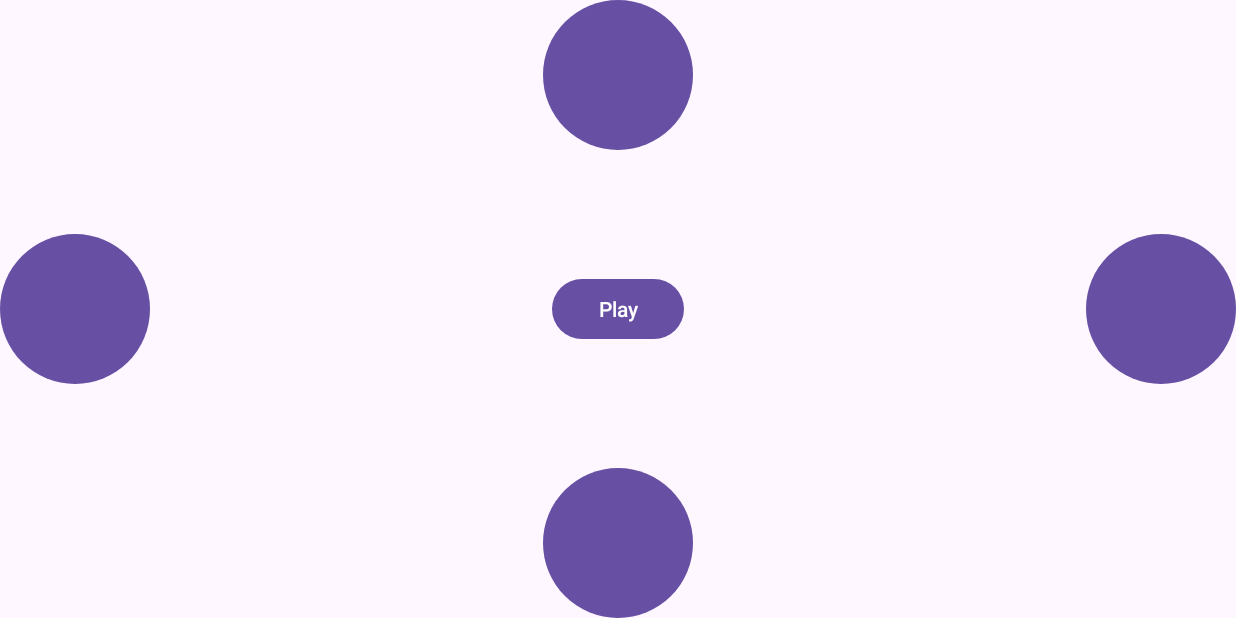
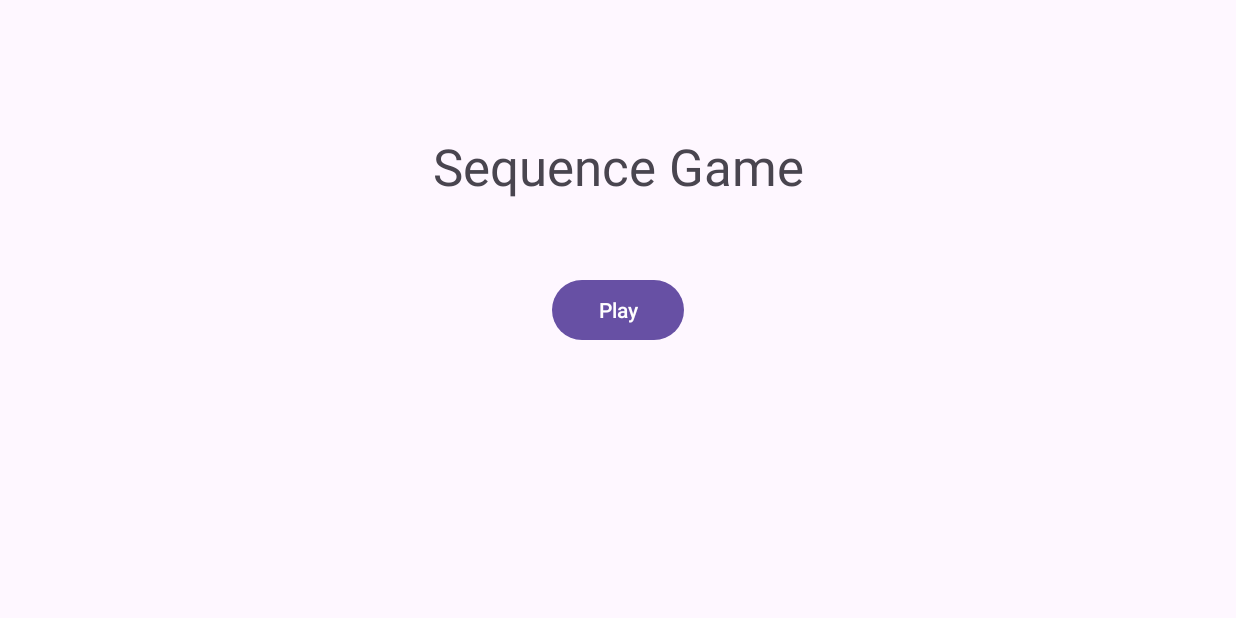
Before and after one commit to KianGillespie03/GameApp, an Android app: the screen it shows after launch (MainActivity), on a phone screen of 824 x 412 dp (held sideways). Run offline under Robolectric (Android 15) with nearby library versions, the phone set to English and light mode, and no system bars.

Commit message:
Opening screen added and play button tskes to game page added

```diff
--- a/app/src/main/AndroidManifest.xml
+++ b/app/src/main/AndroidManifest.xml
@@ -12,6 +12,8 @@
         android:supportsRtl="true"
         android:theme="@style/Theme.GameApp"
         tools:targetApi="31">
+        <activity android:name=".GameActivity"
+            android:screenOrientation="landscape"/>
         <activity
             android:name=".MainActivity"
             android:exported="true"
--- a/app/src/main/java/com/example/gameapp/MainActivity.java
+++ b/app/src/main/java/com/example/gameapp/MainActivity.java
@@ -1,6 +1,9 @@
 package com.example.gameapp;
 
+import android.content.Intent;
 import android.os.Bundle;
+import android.view.View;
+import android.widget.Button;
 
 import androidx.activity.EdgeToEdge;
 import androidx.appcompat.app.AppCompatActivity;
@@ -15,10 +18,21 @@ public class MainActivity extends AppCompatActivity {
         super.onCreate(savedInstanceState);
         EdgeToEdge.enable(this);
         setContentView(R.layout.activity_main);
+
         ViewCompat.setOnApplyWindowInsetsListener(findViewById(R.id.main), (v, insets) -> {
             Insets systemBars = insets.getInsets(WindowInsetsCompat.Type.systemBars());
             v.setPadding(systemBars.left, systemBars.top, systemBars.right, systemBars.bottom);
             return insets;
         });
+
+        // Set up the Play button click listener
+        Button playButton = findViewById(R.id.PlayButtton);
+        playButton.setOnClickListener(new View.OnClickListener() {
+            @Override
+            public void onClick(View view) {
+                Intent intent = new Intent(MainActivity.this, GameActivity.class);
+                startActivity(intent);
+            }
+        });
     }
 }
--- a/app/src/main/res/layout/activity_main.xml
+++ b/app/src/main/res/layout/activity_main.xml
@@ -1,5 +1,4 @@
-<androidx.constraintlayout.widget.ConstraintLayout
-    xmlns:android="http://schemas.android.com/apk/res/android"
+<androidx.constraintlayout.widget.ConstraintLayout xmlns:android="http://schemas.android.com/apk/res/android"
     xmlns:app="http://schemas.android.com/apk/res-auto"
     xmlns:tools="http://schemas.android.com/tools"
     android:id="@+id/main"
@@ -8,54 +7,25 @@
     tools:context=".MainActivity">
 
     <Button
-        android:id="@+id/RedButton"
-        android:layout_width="100dp"
-        android:layout_height="100dp"
-        android:background="@drawable/red_button_background"
-        app:layout_constraintBottom_toBottomOf="parent"
-        app:layout_constraintStart_toStartOf="parent"
-        app:layout_constraintTop_toTopOf="parent"
-        app:layout_constraintVertical_bias="0.5" />
-
-    <Button
-        android:id="@+id/BlueButton"
-        android:layout_width="100dp"
-        android:layout_height="100dp"
-        android:background="@drawable/blue_button_background"
-        app:layout_constraintEnd_toEndOf="parent"
-        app:layout_constraintHorizontal_bias="0.5"
-        app:layout_constraintStart_toStartOf="parent"
-        app:layout_constraintTop_toTopOf="parent" />
-
-    <Button
-        android:id="@+id/GreenButton"
-        android:layout_width="100dp"
-        android:layout_height="100dp"
-        android:background="@drawable/green_button_background"
+        android:id="@+id/PlayButtton"
+        android:layout_width="wrap_content"
+        android:layout_height="wrap_content"
+        android:layout_marginBottom="181dp"
+        android:text="Play"
         app:layout_constraintBottom_toBottomOf="parent"
         app:layout_constraintEnd_toEndOf="parent"
         app:layout_constraintHorizontal_bias="0.5"
         app:layout_constraintStart_toStartOf="parent" />
 
-    <Button
-        android:id="@+id/YellowButton"
-        android:layout_width="100dp"
-        android:layout_height="100dp"
-        android:background="@drawable/yellow_button_background"
-        app:layout_constraintBottom_toBottomOf="parent"
-        app:layout_constraintEnd_toEndOf="parent"
-        app:layout_constraintTop_toTopOf="parent"
-        app:layout_constraintVertical_bias="0.5" />
-
-    <Button
-        android:id="@+id/PlayButtton"
+    <TextView
+        android:id="@+id/textView"
         android:layout_width="wrap_content"
         android:layout_height="wrap_content"
-        android:text="Play"
-        app:layout_constraintBottom_toTopOf="@+id/GreenButton"
-        app:layout_constraintEnd_toStartOf="@+id/YellowButton"
+        android:layout_marginTop="88dp"
+        android:text="Sequence Game"
+        android:textSize="34sp"
+        app:layout_constraintEnd_toEndOf="parent"
         app:layout_constraintHorizontal_bias="0.5"
-        app:layout_constraintStart_toEndOf="@+id/RedButton"
-        app:layout_constraintTop_toBottomOf="@+id/BlueButton"
-        app:layout_constraintVertical_bias="0.5" />
+        app:layout_constraintStart_toStartOf="parent"
+        app:layout_constraintTop_toTopOf="parent" />
 </androidx.constraintlayout.widget.ConstraintLayout>
```
Also changed, not shown: app/src/main/java/com/example/gameapp/GameActivity.java (added, +13 -0 lines), app/src/main/res/layout/activity_game.xml (added, +50 -0 lines).
